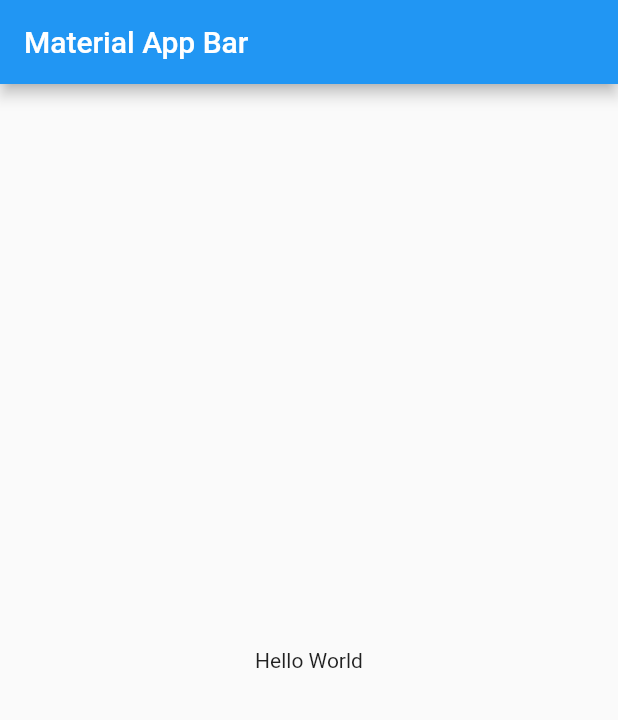
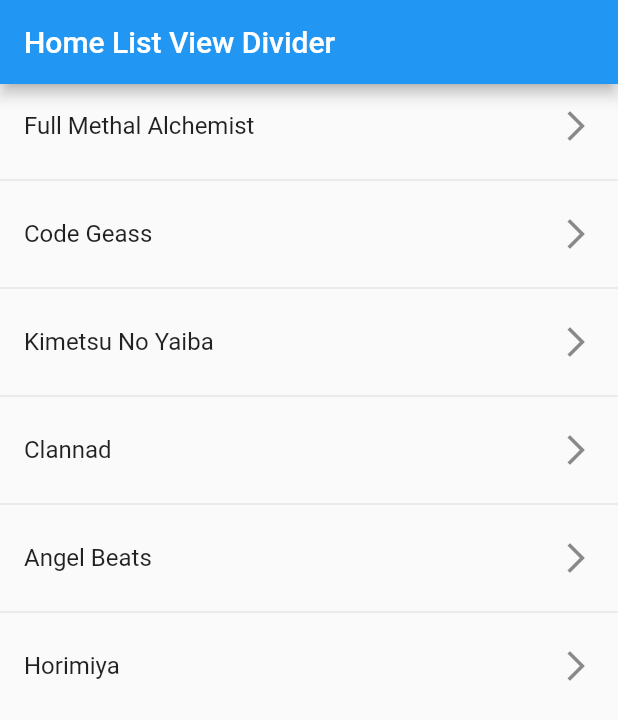
Before and after one commit to JohanRiv/components_app, a Flutter app: the screen it shows after launch, on a phone screen of 412 x 824 dp. Shown: the top 720 px of the screen. Run offline on Flutter 3.47's test engine with Material 2 defaults, Android fonts, the phone set to English and light mode, and no system bars.

Commit message:
Adding list view and list view with separator

```diff
--- a/lib/main.dart
+++ b/lib/main.dart
@@ -1,4 +1,7 @@
 import 'package:flutter/material.dart';
+
+import 'package:components_app/screens/listview_divider_screen.dart';
+import 'package:components_app/screens/listview_screen.dart';
 
 void main() => runApp(const MyApp());
 
@@ -7,16 +10,9 @@ class MyApp extends StatelessWidget {
 
   @override
   Widget build(BuildContext context) {
-    return MaterialApp(
-      title: 'Material App',
-      home: Scaffold(
-        appBar: AppBar(
-          title: const Text('Material App Bar'),
-        ),
-        body: const Center(
-          child: Text('Hello World'),
-        ),
-      ),
-    );
+    return const MaterialApp(
+        title: 'Material App',
+        debugShowCheckedModeBanner: false,
+        home: ListViewDividerScreen());
   }
 }
--- /dev/null
+++ b/lib/screens/listview_divider_screen.dart
@@ -0,0 +1,31 @@
+import 'package:flutter/material.dart';
+
+class ListViewDividerScreen extends StatelessWidget {
+  const ListViewDividerScreen({Key? key}) : super(key: key);
+
+  final options = const [
+    "Full Methal Alchemist",
+    "Code Geass",
+    "Kimetsu No Yaiba",
+    "Clannad",
+    "Angel Beats",
+    "Horimiya"
+  ];
+
+  @override
+  Widget build(BuildContext context) {
+    return Scaffold(
+      appBar: AppBar(
+        title: const Text("Home List View Divider"),
+      ),
+      body: ListView.separated(
+        itemCount: options.length,
+        itemBuilder: (_, index) => ListTile(
+          title: Text(options[index]),
+          trailing: const Icon(Icons.arrow_forward_ios),
+        ),
+        separatorBuilder: (_, __) => const Divider(),
+      ),
+    );
+  }
+}
--- /dev/null
+++ b/lib/screens/listview_screen.dart
@@ -0,0 +1,33 @@
+import 'package:flutter/material.dart';
+
+class ListViewScreen extends StatelessWidget {
+  const ListViewScreen({Key? key}) : super(key: key);
+
+  final options = const [
+    "Full Methal Alchemist",
+    "Code Geass",
+    "Kimetsu No Yaiba",
+    "Clannad",
+    "Angel Beats",
+    "Horimiya"
+  ];
+
+  @override
+  Widget build(BuildContext context) {
+    return Scaffold(
+      appBar: AppBar(
+        title: const Text("Home List View"),
+      ),
+      body: ListView(
+        children: [
+          ...options
+              .map((e) => ListTile(
+                    title: Text(e),
+                    trailing: const Icon(Icons.arrow_forward_ios),
+                  ))
+              .toList(),
+        ],
+      ),
+    );
+  }
+}
```
